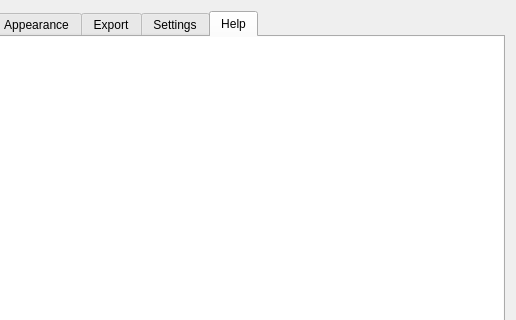
This is ui_maindialog.ui in qgis2web/qgis2web as Qt 5 draws it before an edit; both pictures show x 145 to 661 and y 0 to 320 of the 661 by 532 pixel window. The edited form follows.
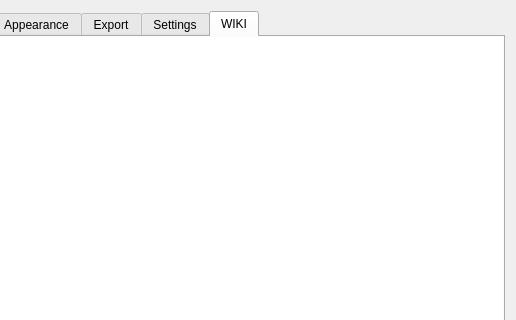
This is the edited form. The open tabs and pages were chosen to show the change. Icons and pictures are not drawn.

```diff
--- a/ui_maindialog.ui
+++ b/ui_maindialog.ui
@@ -409,7 +409,7 @@
          <string notr="true">background-color: rgb(255, 255, 255);</string>
         </property>
         <attribute name="title">
-         <string>Help</string>
+         <string>WIKI</string>
         </attribute>
         <layout class="QHBoxLayout" name="horizontalLayout_4">
          <item>
```
Left out of the diff: 22 changed lines with no effect on the pictures.
